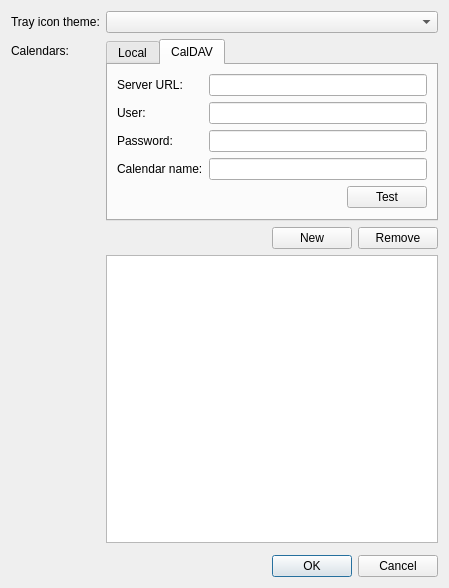
anetczuk/hanlendar, file src/hanlendar/ui/widget/settingsdialog.ui: the form before one commit.
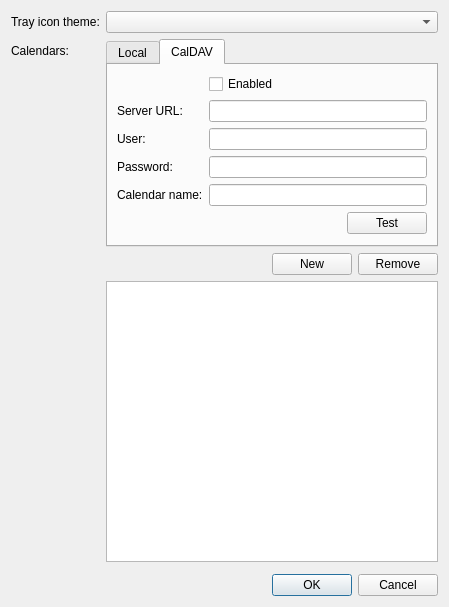
The form after the commit. The open tabs and pages were chosen to show the change.

Commit message: Add 'enabled' field to calendar settings

Diff of the .ui file:
```diff
--- a/src/hanlendar/ui/widget/settingsdialog.ui
+++ b/src/hanlendar/ui/widget/settingsdialog.ui
@@ -7,7 +7,7 @@
     <x>0</x>
     <y>0</y>
     <width>449</width>
-    <height>588</height>
+    <height>607</height>
    </rect>
   </property>
   <property name="windowTitle">
@@ -62,47 +62,47 @@
            <string>CalDAV</string>
           </attribute>
           <layout class="QFormLayout" name="formLayout_3">
-           <item row="0" column="0">
+           <item row="1" column="0">
             <widget class="QLabel" name="label_2">
              <property name="text">
               <string>Server URL:</string>
              </property>
             </widget>
            </item>
-           <item row="0" column="1">
+           <item row="1" column="1">
             <widget class="QLineEdit" name="serverURLLE"/>
            </item>
-           <item row="1" column="0">
+           <item row="2" column="0">
             <widget class="QLabel" name="label_3">
              <property name="text">
               <string>User:</string>
              </property>
             </widget>
            </item>
-           <item row="1" column="1">
+           <item row="2" column="1">
             <widget class="QLineEdit" name="serverUserLE"/>
            </item>
-           <item row="2" column="0">
+           <item row="3" column="0">
             <widget class="QLabel" name="label_4">
              <property name="text">
               <string>Password:</string>
              </property>
             </widget>
            </item>
-           <item row="2" column="1">
+           <item row="3" column="1">
             <widget class="QLineEdit" name="serverPasswordLE"/>
            </item>
-           <item row="3" column="0">
+           <item row="4" column="0">
             <widget class="QLabel" name="label_5">
              <property name="text">
               <string>Calendar name:</string>
              </property>
             </widget>
            </item>
-           <item row="3" column="1">
-            <widget class="QLineEdit" name="serverCalendarLE"/>
-           </item>
            <item row="4" column="1">
+            <widget class="QLineEdit" name="serverCalendarLE"/>
+           </item>
+           <item row="5" column="1">
             <layout class="QHBoxLayout" name="horizontalLayout">
              <item>
               <spacer name="horizontalSpacer_2">
@@ -126,6 +126,13 @@
              </item>
             </layout>
            </item>
+           <item row="0" column="1">
+            <widget class="QCheckBox" name="caldavEnabledCB">
+             <property name="text">
+              <string>Enabled</string>
+             </property>
+            </widget>
+           </item>
           </layout>
          </widget>
         </widget>
```
Left out of the diff: 24 changed lines with no effect on the pictures. The commit also changes 5 other files.
